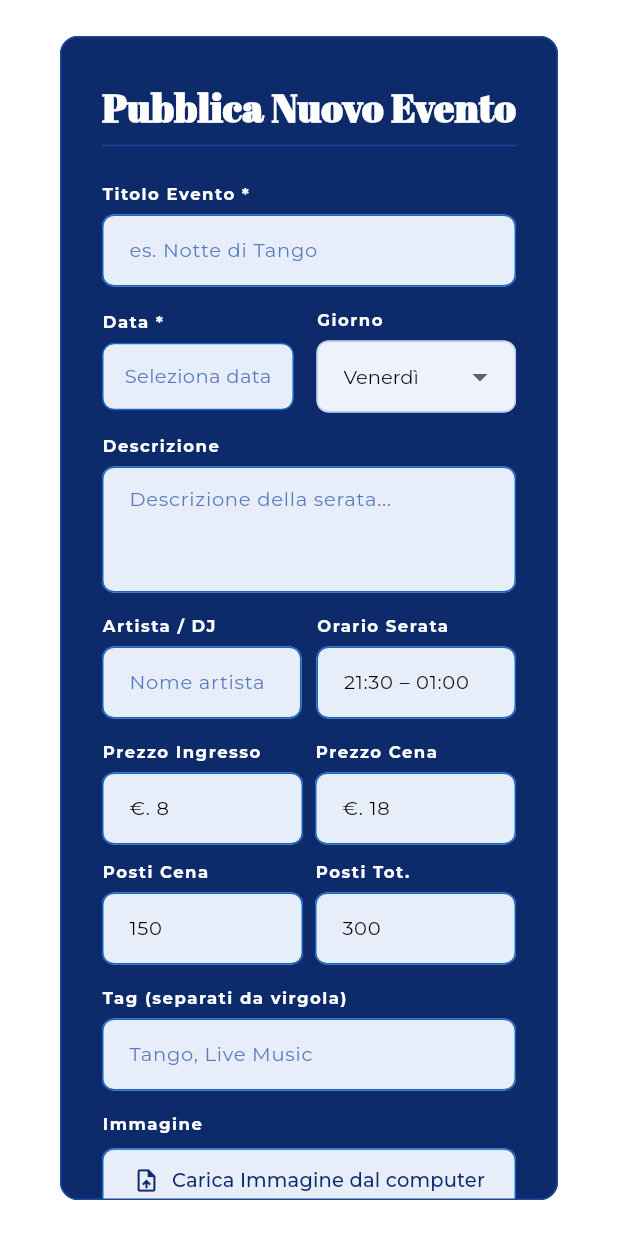
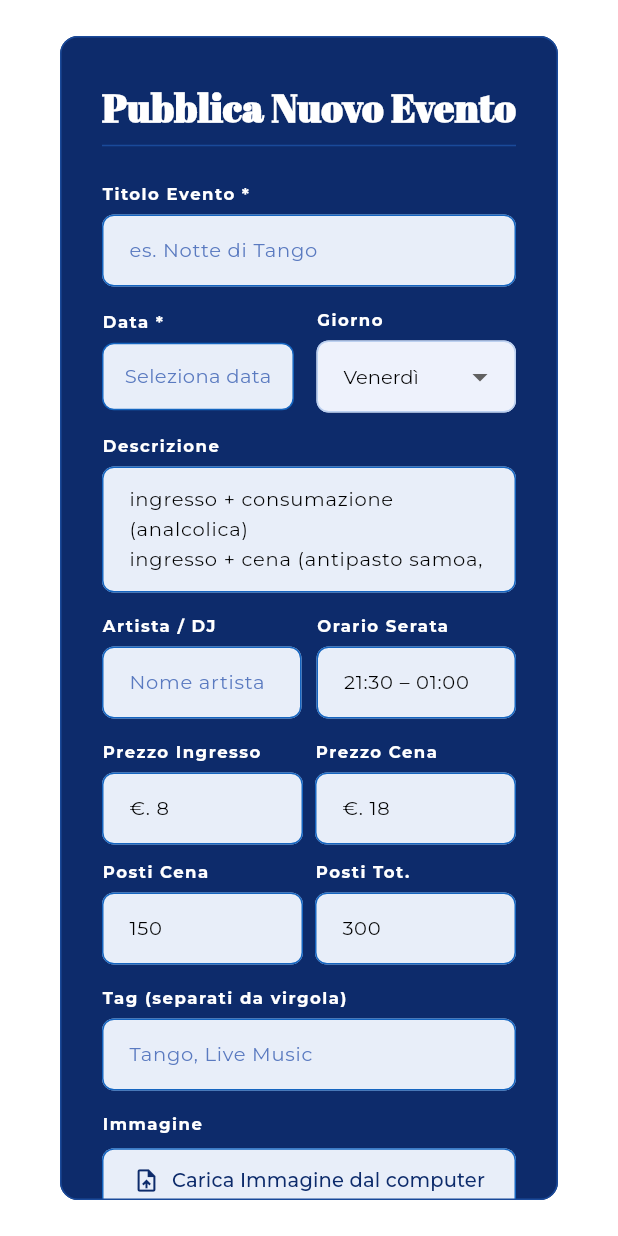
Before and after one commit to solmim66/samoa-flutter, a Flutter app: the AddEventScreen widget shown alone on an empty page, opened directly, on a phone screen of 412 x 824 dp. Run offline on Flutter 3.47's test engine with Material 3 defaults, Android fonts, the phone set to English and light mode, and no system bars; our stand-ins replace cloud_firestore, firebase_auth, firebase_core, firebase_storage, google_fonts, google_sign_in; accounts and stored records are empty.

Commit message:
feat: auto-compila descrizione evento in base al giorno
In modalità creazione, la descrizione viene popolata automaticamente
al cambio di data/giorno: testo specifico per Sabato (consumazione)
e testo generico con "(analcolica)" per gli altri giorni.
Non sovrascrive modifiche manuali del gestore.

Co-Authored-By: Claude Sonnet 4.6 <noreply@anthropic.com>

```diff
--- a/lib/screens/add_event_screen.dart
+++ b/lib/screens/add_event_screen.dart
@@ -41,6 +41,13 @@ class _AddEventScreenState extends State<AddEventScreen> {
   static const _days = [
     'Venerdì', 'Sabato', 'Domenica', 'Lunedì', 'Martedì', 'Mercoledì', 'Giovedì'
   ];
+
+  static const _descSabato =
+      'ingresso + consumazione\n'
+      'ingresso + cena (antipasto samoa, primo del giorno o pizza, acqua e vino';
+  static const _descAltri =
+      'ingresso + consumazione (analcolica)\n'
+      'ingresso + cena (antipasto samoa, primo del giorno o pizza, acqua e vino';
 
   static const _weekdayNames = {
     1: 'Lunedì', 2: 'Martedì', 3: 'Mercoledì', 4: 'Giovedì',
@@ -90,6 +97,15 @@ class _AddEventScreenState extends State<AddEventScreen> {
     } else {
       _entrancePriceCtrl.text = _prices.otherEntrance;
       _dinnerPriceCtrl.text = _prices.otherDinner;
+    }
+
+    // Auto-compila la descrizione solo in modalità creazione
+    // e solo se il campo è vuoto o contiene una descrizione default
+    if (widget.event == null) {
+      final current = _descCtrl.text;
+      if (current.isEmpty || current == _descSabato || current == _descAltri) {
+        _descCtrl.text = day == 'Sabato' ? _descSabato : _descAltri;
+      }
     }
   }
 
```
